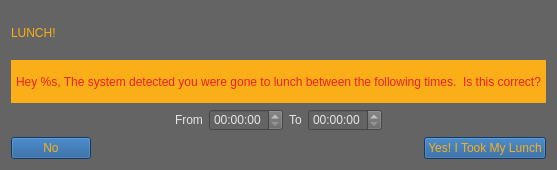
SleepDeprivedVFX/t_sheets_listener, file Python/Utilities/time_lord/ui/time_lord_lunch.ui: the form before one commit.
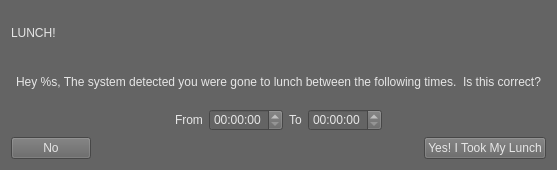
The form after the commit.

The edit to the form file:
```diff
--- a/Python/Utilities/time_lord/ui/time_lord_lunch.ui
+++ b/Python/Utilities/time_lord/ui/time_lord_lunch.ui
@@ -24,7 +24,6 @@
       <widget class="QLabel" name="lunch_title">
        <property name="styleSheet">
         <string notr="true">font: 24pt &quot;Algerian&quot;;
-color: rgb(250, 175, 24);
 border-color: rgb(24, 84, 148);
 border-width: 4px;</string>
        </property>
@@ -38,10 +37,7 @@
    <item>
     <widget class="QLabel" name="lunch_message">
      <property name="styleSheet">
-      <string notr="true">background-color: rgb(250, 175, 24);
-font: 10pt &quot;Arial Rounded MT Bold&quot;;
-color:rgb(239, 30, 36);
-padding: 5px;</string>
+      <string notr="true">padding: 5px;</string>
      </property>
      <property name="text">
       <string>Hey %s, The system detected you were gone to lunch between the following times.  Is this correct?</string>
@@ -123,8 +119,7 @@
      <item>
       <widget class="QPushButton" name="skip_btn">
        <property name="styleSheet">
-        <string notr="true">background-color: rgb(24, 84, 148);
-color: rgb(250, 175, 24);</string>
+        <string notr="true"/>
        </property>
        <property name="text">
         <string>No</string>
@@ -147,8 +142,7 @@
      <item>
       <widget class="QPushButton" name="ok_btn">
        <property name="styleSheet">
-        <string notr="true">background-color: rgb(24, 84, 148);
-color: rgb(250, 175, 24);</string>
+        <string notr="true"/>
        </property>
        <property name="text">
         <string>Yes! I Took My Lunch</string>
```
